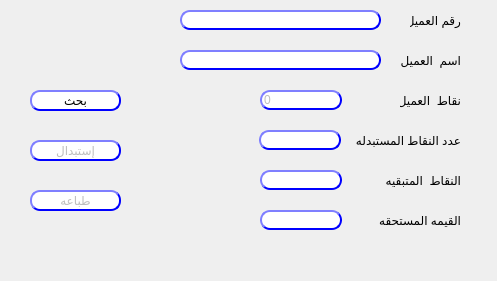
Old version of the form presentation/loyalty_ui/redeemVoucher.ui in the repository Hossam01/HyperPOS2020Design.
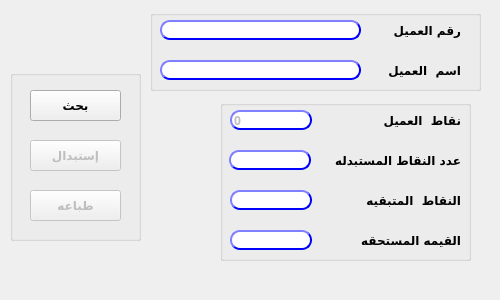
New version of the form.

Diff of the .ui file:
```diff
--- a/presentation/loyalty_ui/redeemVoucher.ui
+++ b/presentation/loyalty_ui/redeemVoucher.ui
@@ -6,24 +6,59 @@
    <rect>
     <x>0</x>
     <y>0</y>
-    <width>497</width>
-    <height>281</height>
+    <width>500</width>
+    <height>300</height>
    </rect>
   </property>
+  <property name="minimumSize">
+   <size>
+    <width>500</width>
+    <height>300</height>
+   </size>
+  </property>
+  <property name="maximumSize">
+   <size>
+    <width>500</width>
+    <height>300</height>
+   </size>
+  </property>
   <property name="windowTitle">
    <string>استبدال النقاط بقسيمه شراء</string>
   </property>
-  <widget class="QLineEdit" name="Qline_cust">
+  <widget class="QGroupBox" name="groupBox">
    <property name="geometry">
     <rect>
-     <x>180</x>
+     <x>150</x>
      <y>10</y>
-     <width>201</width>
-     <height>20</height>
+     <width>331</width>
+     <height>81</height>
     </rect>
    </property>
-   <property name="styleSheet">
-    <string notr="true">QLineEdit{
+   <property name="title">
+    <string/>
+   </property>
+   <widget class="QLineEdit" name="Qline_name">
+    <property name="enabled">
+     <bool>false</bool>
+    </property>
+    <property name="geometry">
+     <rect>
+      <x>10</x>
+      <y>50</y>
+      <width>201</width>
+      <height>20</height>
+     </rect>
+    </property>
+    <property name="font">
+     <font>
+      <family>29LT Bukra Regular</family>
+      <pointsize>9</pointsize>
+      <weight>75</weight>
+      <bold>true</bold>
+     </font>
+    </property>
+    <property name="styleSheet">
+     <string notr="true">QLineEdit{
                                         background-color: white;
                                         border-style: outset;
                                         border-width: 2px;
@@ -45,48 +80,27 @@
                                         );
                                         }
                                     </string>
-   </property>
-  </widget>
-  <widget class="QLabel" name="label_14">
-   <property name="geometry">
-    <rect>
-     <x>410</x>
-     <y>10</y>
-     <width>51</width>
-     <height>20</height>
-    </rect>
-   </property>
-   <property name="text">
-    <string>رقم العميل</string>
-   </property>
-  </widget>
-  <widget class="QLabel" name="label_15">
-   <property name="geometry">
-    <rect>
-     <x>400</x>
-     <y>50</y>
-     <width>61</width>
-     <height>20</height>
-    </rect>
-   </property>
-   <property name="text">
-    <string>اسم  العميل</string>
-   </property>
-  </widget>
-  <widget class="QLineEdit" name="Qline_name">
-   <property name="enabled">
-    <bool>false</bool>
-   </property>
-   <property name="geometry">
-    <rect>
-     <x>180</x>
-     <y>50</y>
-     <width>201</width>
-     <height>20</height>
-    </rect>
-   </property>
-   <property name="styleSheet">
-    <string notr="true">QLineEdit{
+    </property>
+   </widget>
+   <widget class="QLineEdit" name="Qline_cust">
+    <property name="geometry">
+     <rect>
+      <x>10</x>
+      <y>10</y>
+      <width>201</width>
+      <height>20</height>
+     </rect>
+    </property>
+    <property name="font">
+     <font>
+      <family>29LT Bukra Regular</family>
+      <pointsize>9</pointsize>
+      <weight>75</weight>
+      <bold>true</bold>
+     </font>
+    </property>
+    <property name="styleSheet">
+     <string notr="true">QLineEdit{
                                         background-color: white;
                                         border-style: outset;
                                         border-width: 2px;
@@ -108,22 +122,85 @@
                                         );
                                         }
                                     </string>
-   </property>
+    </property>
+   </widget>
+   <widget class="QLabel" name="label_14">
+    <property name="geometry">
+     <rect>
+      <x>230</x>
+      <y>10</y>
+      <width>81</width>
+      <height>20</height>
+     </rect>
+    </property>
+    <property name="font">
+     <font>
+      <family>29LT Bukra Regular</family>
+      <pointsize>9</pointsize>
+      <weight>75</weight>
+      <bold>true</bold>
+     </font>
+    </property>
+    <property name="text">
+     <string>رقم العميل</string>
+    </property>
+   </widget>
+   <widget class="QLabel" name="label_15">
+    <property name="geometry">
+     <rect>
+      <x>220</x>
+      <y>50</y>
+      <width>91</width>
+      <height>20</height>
+     </rect>
+    </property>
+    <property name="font">
+     <font>
+      <family>29LT Bukra Regular</family>
+      <pointsize>9</pointsize>
+      <weight>75</weight>
+      <bold>true</bold>
+     </font>
+    </property>
+    <property name="text">
+     <string>اسم  العميل</string>
+    </property>
+   </widget>
   </widget>
-  <widget class="QLineEdit" name="Qline_points">
-   <property name="enabled">
-    <bool>false</bool>
-   </property>
+  <widget class="QGroupBox" name="groupBox_2">
    <property name="geometry">
     <rect>
-     <x>260</x>
-     <y>90</y>
-     <width>82</width>
-     <height>20</height>
+     <x>220</x>
+     <y>100</y>
+     <width>251</width>
+     <height>161</height>
     </rect>
    </property>
-   <property name="styleSheet">
-    <string notr="true">QLineEdit{
+   <property name="title">
+    <string/>
+   </property>
+   <widget class="QLineEdit" name="Qline_point_value">
+    <property name="enabled">
+     <bool>false</bool>
+    </property>
+    <property name="geometry">
+     <rect>
+      <x>10</x>
+      <y>130</y>
+      <width>82</width>
+      <height>20</height>
+     </rect>
+    </property>
+    <property name="font">
+     <font>
+      <family>29LT Bukra Regular</family>
+      <pointsize>9</pointsize>
+      <weight>75</weight>
+      <bold>true</bold>
+     </font>
+    </property>
+    <property name="styleSheet">
+     <string notr="true">QLineEdit{
                                         background-color: white;
                                         border-style: outset;
                                         border-width: 2px;
@@ -145,38 +222,54 @@
                                         );
                                         }
                                     </string>
-   </property>
-   <property name="text">
-    <string>0</string>
-   </property>
-  </widget>
-  <widget class="QLabel" name="label_16">
-   <property name="geometry">
-    <rect>
-     <x>400</x>
-     <y>90</y>
-     <width>61</width>
-     <height>20</height>
-    </rect>
-   </property>
-   <property name="text">
-    <string>نقاط  العميل</string>
-   </property>
-  </widget>
-  <widget class="QLineEdit" name="Qline_replace">
-   <property name="enabled">
-    <bool>true</bool>
-   </property>
-   <property name="geometry">
-    <rect>
-     <x>259</x>
-     <y>130</y>
-     <width>82</width>
-     <height>20</height>
-    </rect>
-   </property>
-   <property name="styleSheet">
-    <string notr="true">QLineEdit{
+    </property>
+    <property name="text">
+     <string/>
+    </property>
+   </widget>
+   <widget class="QLabel" name="label_16">
+    <property name="geometry">
+     <rect>
+      <x>150</x>
+      <y>10</y>
+      <width>91</width>
+      <height>20</height>
+     </rect>
+    </property>
+    <property name="font">
+     <font>
+      <family>29LT Bukra Regular</family>
+      <pointsize>9</pointsize>
+      <weight>75</weight>
+      <bold>true</bold>
+     </font>
+    </property>
+    <property name="text">
+     <string>نقاط  العميل</string>
+    </property>
+   </widget>
+   <widget class="QLineEdit" name="Qline_points">
+    <property name="enabled">
+     <bool>false</bool>
+    </property>
+    <property name="geometry">
+     <rect>
+      <x>10</x>
+      <y>10</y>
+      <width>82</width>
+      <height>20</height>
+     </rect>
+    </property>
+    <property name="font">
+     <font>
+      <family>29LT Bukra Regular</family>
+      <pointsize>9</pointsize>
+      <weight>75</weight>
+      <bold>true</bold>
+     </font>
+    </property>
+    <property name="styleSheet">
+     <string notr="true">QLineEdit{
                                         background-color: white;
                                         border-style: outset;
                                         border-width: 2px;
@@ -198,38 +291,75 @@
                                         );
                                         }
                                     </string>
-   </property>
-   <property name="text">
-    <string/>
-   </property>
-  </widget>
-  <widget class="QLabel" name="label_17">
-   <property name="geometry">
-    <rect>
-     <x>350</x>
-     <y>130</y>
-     <width>111</width>
-     <height>20</height>
-    </rect>
-   </property>
-   <property name="text">
-    <string>عدد النقاط المستبدله</string>
-   </property>
-  </widget>
-  <widget class="QLineEdit" name="Qline_remainder">
-   <property name="enabled">
-    <bool>false</bool>
-   </property>
-   <property name="geometry">
-    <rect>
-     <x>260</x>
-     <y>170</y>
-     <width>82</width>
-     <height>20</height>
-    </rect>
-   </property>
-   <property name="styleSheet">
-    <string notr="true">QLineEdit{
+    </property>
+    <property name="text">
+     <string>0</string>
+    </property>
+   </widget>
+   <widget class="QLabel" name="label_17">
+    <property name="geometry">
+     <rect>
+      <x>90</x>
+      <y>50</y>
+      <width>151</width>
+      <height>20</height>
+     </rect>
+    </property>
+    <property name="font">
+     <font>
+      <family>29LT Bukra Regular</family>
+      <pointsize>9</pointsize>
+      <weight>75</weight>
+      <bold>true</bold>
+     </font>
+    </property>
+    <property name="text">
+     <string>عدد النقاط المستبدله</string>
+    </property>
+   </widget>
+   <widget class="QLabel" name="label_18">
+    <property name="geometry">
+     <rect>
+      <x>130</x>
+      <y>90</y>
+      <width>111</width>
+      <height>20</height>
+     </rect>
+    </property>
+    <property name="font">
+     <font>
+      <family>29LT Bukra Regular</family>
+      <pointsize>9</pointsize>
+      <weight>75</weight>
+      <bold>true</bold>
+     </font>
+    </property>
+    <property name="text">
+     <string>النقاط  المتبقيه</string>
+    </property>
+   </widget>
+   <widget class="QLineEdit" name="Qline_replace">
+    <property name="enabled">
+     <bool>true</bool>
+    </property>
+    <property name="geometry">
+     <rect>
+      <x>9</x>
+      <y>50</y>
+      <width>82</width>
+      <height>20</height>
+     </rect>
+    </property>
+    <property name="font">
+     <font>
+      <family>29LT Bukra Regular</family>
+      <pointsize>9</pointsize>
+      <weight>75</weight>
+      <bold>true</bold>
+     </font>
+    </property>
+    <property name="styleSheet">
+     <string notr="true">QLineEdit{
                                         background-color: white;
                                         border-style: outset;
                                         border-width: 2px;
@@ -251,51 +381,33 @@
                                         );
                                         }
                                     </string>
-   </property>
-   <property name="text">
-    <string/>
-   </property>
-  </widget>
-  <widget class="QLabel" name="label_18">
-   <property name="geometry">
-    <rect>
-     <x>370</x>
-     <y>170</y>
-     <width>91</width>
-     <height>20</height>
-    </rect>
-   </property>
-   <property name="text">
-    <string>النقاط  المتبقيه</string>
-   </property>
-  </widget>
-  <widget class="QLabel" name="label_19">
-   <property name="geometry">
-    <rect>
-     <x>370</x>
-     <y>210</y>
-     <width>91</width>
-     <height>20</height>
-    </rect>
-   </property>
-   <property name="text">
-    <string>القيمه المستحقه</string>
-   </property>
-  </widget>
-  <widget class="QLineEdit" name="Qline_point_value">
-   <property name="enabled">
-    <bool>false</bool>
-   </property>
-   <property name="geometry">
-    <rect>
-     <x>260</x>
-     <y>210</y>
-     <width>82</width>
-     <height>20</height>
-    </rect>
-   </property>
-   <property name="styleSheet">
-    <string notr="true">QLineEdit{
+    </property>
+    <property name="text">
+     <string/>
+    </property>
+   </widget>
+   <widget class="QLineEdit" name="Qline_remainder">
+    <property name="enabled">
+     <bool>false</bool>
+    </property>
+    <property name="geometry">
+     <rect>
+      <x>10</x>
+      <y>90</y>
+      <width>82</width>
+      <height>20</height>
+     </rect>
+    </property>
+    <property name="font">
+     <font>
+      <family>29LT Bukra Regular</family>
+      <pointsize>9</pointsize>
+      <weight>75</weight>
+      <bold>true</bold>
+     </font>
+    </property>
+    <property name="styleSheet">
+     <string notr="true">QLineEdit{
                                         background-color: white;
                                         border-style: outset;
                                         border-width: 2px;
@@ -317,134 +429,130 @@
                                         );
                                         }
                                     </string>
-   </property>
-   <property name="text">
-    <string/>
-   </property>
+    </property>
+    <property name="text">
+     <string/>
+    </property>
+   </widget>
+   <widget class="QLabel" name="label_19">
+    <property name="geometry">
+     <rect>
+      <x>120</x>
+      <y>130</y>
+      <width>121</width>
+      <height>20</height>
+     </rect>
+    </property>
+    <property name="font">
+     <font>
+      <family>29LT Bukra Regular</family>
+      <pointsize>9</pointsize>
+      <weight>75</weight>
+      <bold>true</bold>
+     </font>
+    </property>
+    <property name="text">
+     <string>القيمه المستحقه</string>
+    </property>
+   </widget>
   </widget>
-  <widget class="QPushButton" name="Qbtn_search">
-   <property name="enabled">
-    <bool>true</bool>
-   </property>
+  <widget class="QGroupBox" name="groupBox_3">
    <property name="geometry">
     <rect>
-     <x>30</x>
-     <y>90</y>
-     <width>91</width>
-     <height>21</height>
+     <x>10</x>
+     <y>70</y>
+     <width>131</width>
+     <height>171</height>
     </rect>
    </property>
-   <property name="styleSheet">
-    <string notr="true">QPushButton{
-                                        background-color: white;
-                                        border-style: outset;
-                                        border-width: 2px;
-                                        border-radius: 10px;
-                                        border-color: blue;
-                                        min-width:6em;
-                                       }
-                                        QPushButton:hover {
-                                        background: qradialgradient(
-                                        cx: 0.3, cy: -0.4, fx: 0.3, fy: -0.4,
-                                        radius: 1.35, stop: 0 #fff, stop: 1 #bbb
-                                        );
-                                        }
-                                        QPushButton:pressed {
-                                        border-style: inset;
-                                        background: qradialgradient(
-                                        cx: 0.4, cy: -0.1, fx: 0.4, fy: -0.1,
-                                        radius: 1.35, stop: 0 #fff, stop: 1 #ddd
-                                        );
-                                        }
-                                    
-                                    </string>
+   <property name="title">
+    <string/>
    </property>
-   <property name="text">
-    <string>بحث</string>
-   </property>
+   <widget class="QPushButton" name="Qbtn_print">
+    <property name="enabled">
+     <bool>false</bool>
+    </property>
+    <property name="geometry">
+     <rect>
+      <x>20</x>
+      <y>120</y>
+      <width>91</width>
+      <height>31</height>
+     </rect>
+    </property>
+    <property name="font">
+     <font>
+      <family>29LT Bukra Regular</family>
+      <pointsize>9</pointsize>
+      <weight>75</weight>
+      <bold>true</bold>
+     </font>
+    </property>
+    <property name="styleSheet">
+     <string notr="true"/>
+    </property>
+    <property name="text">
+     <string>طباعه</string>
+    </property>
+   </widget>
+   <widget class="QPushButton" name="Qbtn_search">
+    <property name="enabled">
+     <bool>true</bool>
+    </property>
+    <property name="geometry">
+     <rect>
+      <x>20</x>
+      <y>20</y>
+      <width>91</width>
+      <height>31</height>
+     </rect>
+    </property>
+    <property name="font">
+     <font>
+      <family>29LT Bukra Regular</family>
+      <pointsize>9</pointsize>
+      <weight>75</weight>
+      <bold>true</bold>
+     </font>
+    </property>
+    <property name="styleSheet">
+     <string notr="true"/>
+    </property>
+    <property name="text">
+     <string>بحث</string>
+    </property>
+   </widget>
+   <widget class="QPushButton" name="Qbtn_replace">
+    <property name="enabled">
+     <bool>false</bool>
+    </property>
+    <property name="geometry">
+     <rect>
+      <x>20</x>
+      <y>70</y>
+      <width>91</width>
+      <height>31</height>
+     </rect>
+    </property>
+    <property name="font">
+     <font>
+      <family>29LT Bukra Regular</family>
+      <pointsize>9</pointsize>
+      <weight>75</weight>
+      <bold>true</bold>
+     </font>
+    </property>
+    <property name="styleSheet">
+     <string notr="true"/>
+    </property>
+    <property name="text">
+     <string>إستبدال</string>
+    </property>
+   </widget>
   </widget>
-  <widget class="QPushButton" name="Qbtn_replace">
-   <property name="enabled">
-    <bool>false</bool>
-   </property>
-   <property name="geometry">
-    <rect>
-     <x>30</x>
-     <y>140</y>
-     <width>91</width>
-     <height>21</height>
-    </rect>
-   </property>
-   <property name="styleSheet">
-    <string notr="true">QPushButton{
-                                        background-color: white;
-                                        border-style: outset;
-                                        border-width: 2px;
-                                        border-radius: 10px;
-                                        border-color: blue;
-                                        min-width:6em;
-                                       }
-                                        QPushButton:hover {
-                                        background: qradialgradient(
-                                        cx: 0.3, cy: -0.4, fx: 0.3, fy: -0.4,
-                                        radius: 1.35, stop: 0 #fff, stop: 1 #bbb
-                                        );
-                                        }
-                                        QPushButton:pressed {
-                                        border-style: inset;
-                                        background: qradialgradient(
-                                        cx: 0.4, cy: -0.1, fx: 0.4, fy: -0.1,
-                                        radius: 1.35, stop: 0 #fff, stop: 1 #ddd
-                                        );
-                                        }
-                                    
-                                    </string>
-   </property>
-   <property name="text">
-    <string>إستبدال</string>
-   </property>
-  </widget>
-  <widget class="QPushButton" name="Qbtn_print">
-   <property name="enabled">
-    <bool>false</bool>
-   </property>
-   <property name="geometry">
-    <rect>
-     <x>30</x>
-     <y>190</y>
-     <width>91</width>
-     <height>21</height>
-    </rect>
-   </property>
-   <property name="styleSheet">
-    <string notr="true">QPushButton{
-                                        background-color: white;
-                                        border-style: outset;
-                                        border-width: 2px;
-                                        border-radius: 10px;
-                                        border-color: blue;
-                                        min-width:6em;
-                                       }
-                                        QPushButton:hover {
-                                        background: qradialgradient(
-                                        cx: 0.3, cy: -0.4, fx: 0.3, fy: -0.4,
-                                        radius: 1.35, stop: 0 #fff, stop: 1 #bbb
-                                        );
-                                        }
-                                        QPushButton:pressed {
-                                        border-style: inset;
-                                        background: qradialgradient(
-                                        cx: 0.4, cy: -0.1, fx: 0.4, fy: -0.1,
-                                        radius: 1.35, stop: 0 #fff, stop: 1 #ddd
-                                        );
-                                        }
-                                    
-                                    </string>
-   </property>
-   <property name="text">
-    <string>طباعه</string>
-   </property>
-  </widget>
+  <zorder>groupBox_3</zorder>
+  <zorder>groupBox_2</zorder>
+  <zorder>groupBox</zorder>
  </widget>
  <resources/>
  <connections/>
```
